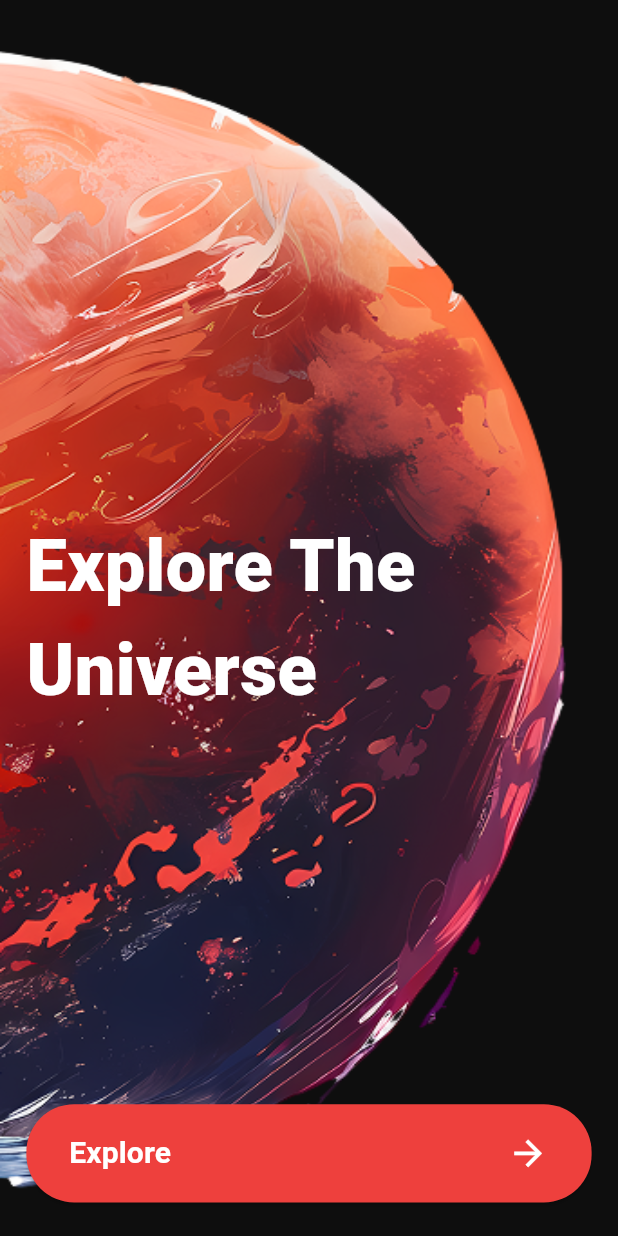
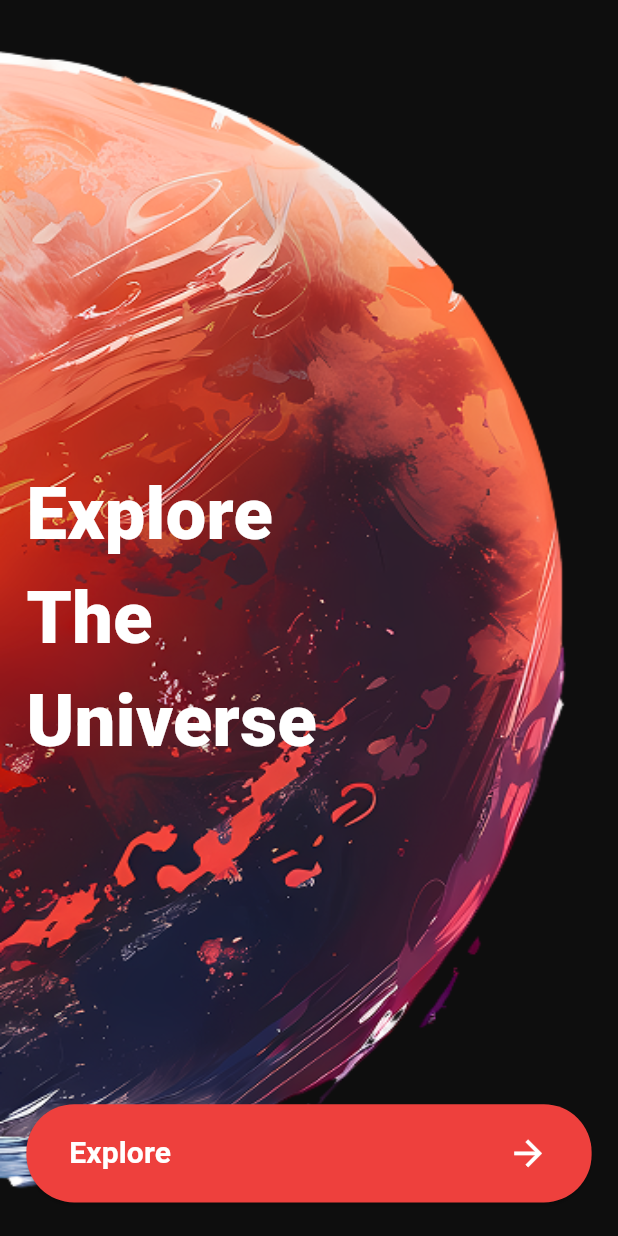
Before and after one commit to NadaAli1711/space_app_v3, a Flutter app: the screen it shows after launch, on a phone screen of 412 x 824 dp. Run offline on Flutter 3.47's test engine with Material 3 defaults, Android fonts, the phone set to English and light mode, and no system bars; missing offline and left inert: flutter_3d_controller.

Commit message:
+ lasttt

```diff
--- a/lib/ui/screens/login_screen.dart
+++ b/lib/ui/screens/login_screen.dart
@@ -24,7 +24,7 @@ class LoginScreen extends StatelessWidget {
           ),
           Container(
             padding: EdgeInsets.only(left: (16/designWidth)*width),
-            width: (256/designWidth)*width,
+            width: (240/designWidth)*width,
             alignment: Alignment.centerLeft,
             child: Text(
               'Explore The Universe ',
```
